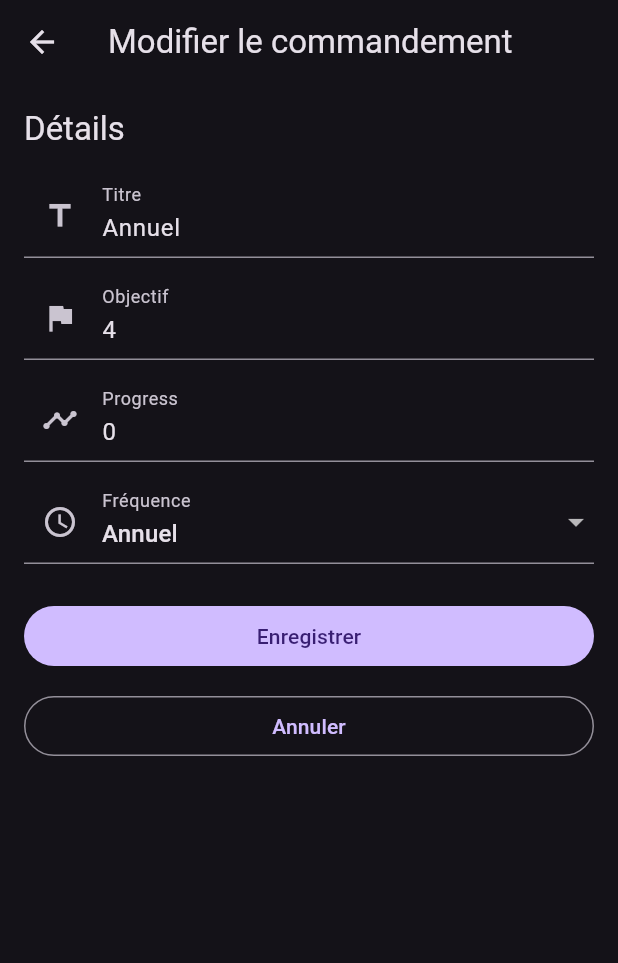
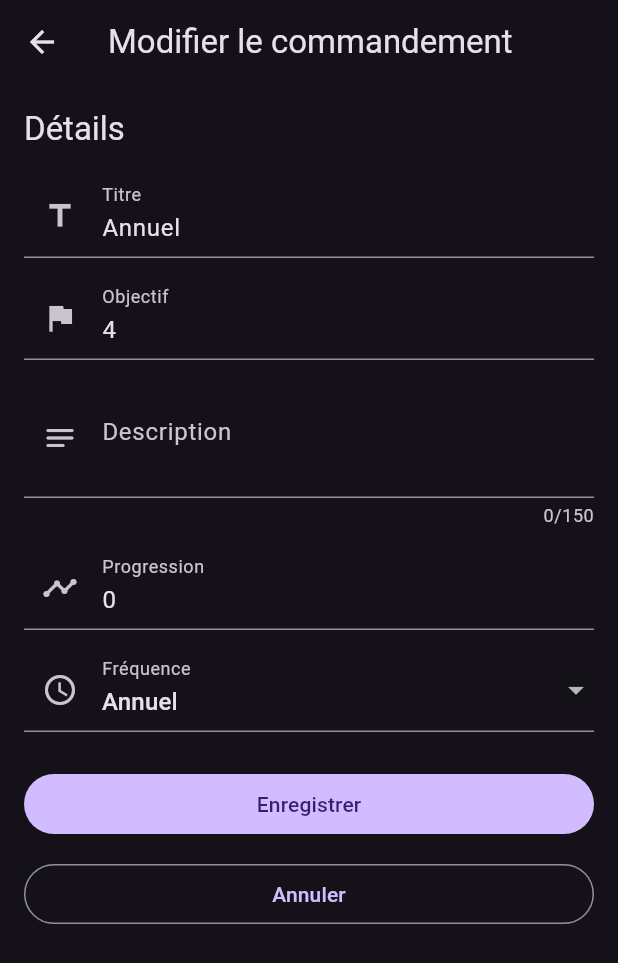
Before and after one commit to NicolasVera-dev/mes-commandements, a Flutter app: the screen it shows after launch, after a tap on the "edit" icon, on a phone screen of 412 x 824 dp. Shown: the top 963 px of the screen. Run offline on Flutter 3.47's test engine with Material 3 defaults, Android fonts, the phone set to English and light mode, and no system bars; our stand-ins replace flutter_bloc.

Commit message:
feature: Add description field to Command entity and update related UI components

```diff
--- a/lib/features/counter/domain/entities/command.dart
+++ b/lib/features/counter/domain/entities/command.dart
@@ -3,8 +3,11 @@ import 'package:meta/meta.dart';
 /// Domain model representing a command/progress item.
 @immutable
 class Command {
+  static const int maxDescriptionLength = 150;
+
   final String id;
   final String title;
+  final String description;
   final int target;
   final int progress;
   final Frequency frequency;
@@ -12,10 +15,14 @@ class Command {
   const Command({
     required this.id,
     required this.title,
+    this.description = '',
     required this.target,
     required this.progress,
     required this.frequency,
-  });
+  }) : assert(
+          description.length <= maxDescriptionLength,
+          'La description ne doit pas dépasser $maxDescriptionLength caractères.',
+        );
 
   /// `true` si la progression a atteint (ou dépassé) la cible.
   bool isCompleted() => progress >= target;
@@ -26,6 +33,7 @@ class Command {
   Command copyWith({
     String? id,
     String? title,
+    String? description,
     int? target,
     int? progress,
     Frequency? frequency,
@@ -33,6 +41,7 @@ class Command {
     return Command(
       id: id ?? this.id,
       title: title ?? this.title,
+      description: description ?? this.description,
       target: target ?? this.target,
       progress: progress ?? this.progress,
       frequency: frequency ?? this.frequency,
@@ -53,13 +62,15 @@ class Command {
     return other is Command &&
         other.id == id &&
         other.title == title &&
+        other.description == description &&
         other.target == target &&
         other.progress == progress &&
         other.frequency == frequency;
   }
 
   @override
-  int get hashCode => Object.hash(id, title, target, progress, frequency);
+  int get hashCode =>
+      Object.hash(id, title, description, target, progress, frequency);
 }
 
 enum Frequency { daily, weekly, monthly, yearly }
--- a/lib/features/counter/presentation/pages/edit_command_page.dart
+++ b/lib/features/counter/presentation/pages/edit_command_page.dart
@@ -1,8 +1,10 @@
 import 'package:flutter/material.dart';
+import 'package:flutter/services.dart';
 import 'package:provider/provider.dart';
 
 import '../../domain/entities/command.dart';
 import '../state/command_provider.dart';
+import '../utils/command_form_validators.dart';
 
 class EditCommandPage extends StatefulWidget {
   final String commandId;
@@ -20,6 +22,7 @@ class _EditCommandPageState extends State<EditCommandPage> {
   final _formKey = GlobalKey<FormState>();
 
   late final TextEditingController _titleController;
+  late final TextEditingController _descriptionController;
   late final TextEditingController _targetController;
   late final TextEditingController _progressController;
 
@@ -30,6 +33,7 @@ class _EditCommandPageState extends State<EditCommandPage> {
   void initState() {
     super.initState();
     _titleController = TextEditingController();
+    _descriptionController = TextEditingController();
     _targetController = TextEditingController();
     _progressController = TextEditingController();
   }
@@ -37,6 +41,7 @@ class _EditCommandPageState extends State<EditCommandPage> {
   @override
   void dispose() {
     _titleController.dispose();
+    _descriptionController.dispose();
     _targetController.dispose();
     _progressController.dispose();
     super.dispose();
@@ -52,16 +57,11 @@ class _EditCommandPageState extends State<EditCommandPage> {
 
     _frequency = command.frequency;
     _titleController.text = command.title;
+    _descriptionController.text = command.description;
     _targetController.text = command.target.toString();
     _progressController.text = command.progress.toString();
 
     _initialized = true;
-  }
-
-  int? _parseInt(String raw) {
-    final v = raw.trim();
-    if (v.isEmpty) return null;
-    return int.tryParse(v);
   }
 
   @override
@@ -83,6 +83,7 @@ class _EditCommandPageState extends State<EditCommandPage> {
           : SafeArea(
               child: Form(
                 key: _formKey,
+                autovalidateMode: AutovalidateMode.onUserInteraction,
                 child: ListView(
                   padding: const EdgeInsets.all(16),
                   children: [
@@ -110,35 +111,49 @@ class _EditCommandPageState extends State<EditCommandPage> {
                     TextFormField(
                       controller: _targetController,
                       keyboardType: TextInputType.number,
+                      inputFormatters: <TextInputFormatter>[
+                        FilteringTextInputFormatter.digitsOnly,
+                      ],
                       textInputAction: TextInputAction.next,
                       decoration: const InputDecoration(
                         labelText: 'Objectif',
                         prefixIcon: Icon(Icons.flag),
                       ),
-                      validator: (value) {
-                        final t = _parseInt(value ?? '');
-                        if (t == null) return 'Veuillez entrer un nombre';
-                        if (t <= 0) return "L'objectif doit être > 0";
-                        return null;
-                      },
+                      validator: validateRequiredPositiveInt,
+                    ),
+                    const SizedBox(height: 12),
+                    TextFormField(
+                      controller: _descriptionController,
+                      maxLines: 3,
+                      minLines: 2,
+                      maxLength: Command.maxDescriptionLength,
+                      textInputAction: TextInputAction.newline,
+                      decoration: const InputDecoration(
+                        labelText: 'Description',
+                        hintText: 'Description (optionnelle)',
+                        alignLabelWithHint: true,
+                        prefixIcon: Icon(Icons.notes_rounded),
+                      ),
                     ),
                     const SizedBox(height: 12),
                     TextFormField(
                       controller: _progressController,
                       keyboardType: TextInputType.number,
+                      inputFormatters: <TextInputFormatter>[
+                        FilteringTextInputFormatter.digitsOnly,
+                      ],
                       textInputAction: TextInputAction.next,
                       decoration: const InputDecoration(
-                        labelText: 'Progress',
+                        labelText: 'Progression',
                         prefixIcon: Icon(Icons.timeline),
                       ),
                       validator: (value) {
-                        final p = _parseInt(value ?? '');
-                        if (p == null) return 'Veuillez entrer un nombre';
-                        if (p < 0) return 'Le progress doit être >= 0';
+                        final p = parseNonNegativeInt(value ?? '');
+                        if (p == null) return 'Veuillez entrer un nombre valide';
 
-                        final t = _parseInt(_targetController.text);
+                        final t = parsePositiveInt(_targetController.text);
                         if (t != null && p > t) {
-                          return 'Le progress ne peut pas dépasser l’objectif';
+                          return 'La progression ne peut pas dépasser l’objectif';
                         }
                         return null;
                       },
@@ -169,8 +184,9 @@ class _EditCommandPageState extends State<EditCommandPage> {
                         if (!isValid) return;
 
                         final title = _titleController.text.trim();
-                        final target = _parseInt(_targetController.text);
-                        final progress = _parseInt(_progressController.text);
+                        final description = _descriptionController.text.trim();
+                        final target = parsePositiveInt(_targetController.text);
+                        final progress = parseNonNegativeInt(_progressController.text);
                         if (title.isEmpty || target == null || progress == null) {
                           return;
                         }
@@ -181,6 +197,7 @@ class _EditCommandPageState extends State<EditCommandPage> {
                         commandProvider.updateCommand(
                           command.copyWith(
                             title: title,
+                            description: description,
                             target: target,
                             progress: clampedProgress,
                             frequency: _frequency,
--- a/lib/features/counter/presentation/widgets/command_card.dart
+++ b/lib/features/counter/presentation/widgets/command_card.dart
@@ -257,6 +257,17 @@ class _CommandCardState extends State<CommandCard> {
                   ),
                 ],
               ),
+              if (command.description.trim().isNotEmpty) ...[
+                const SizedBox(height: 6),
+                Text(
+                  command.description.trim(),
+                  maxLines: 2,
+                  overflow: TextOverflow.ellipsis,
+                  style: Theme.of(context).textTheme.bodyMedium?.copyWith(
+                        color: Theme.of(context).colorScheme.onSurfaceVariant,
+                      ),
+                ),
+              ],
               const SizedBox(height: 10),
               AnimatedSwitcher(
                 duration: const Duration(milliseconds: 250),
```
Also changed, not shown: lib/features/counter/presentation/utils/command_form_validators.dart (added, +27 -0 lines), lib/features/counter/presentation/widgets/create_command_sheet.dart (+28 -14 lines).
